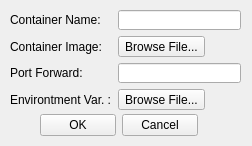
adaptivenetworklab/NetFlux5G, file netflux5g-editor/src/gui/ui/DockerHost_properties.ui: the form before one commit.
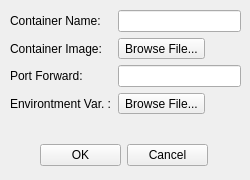
The form after the commit.

Commit message: add properties menu

The edit to the form file:
```diff
--- a/netflux5g-editor/src/gui/ui/DockerHost_properties.ui
+++ b/netflux5g-editor/src/gui/ui/DockerHost_properties.ui
@@ -1,24 +1,25 @@
 <?xml version="1.0" encoding="UTF-8"?>
 <ui version="4.0">
- <class>Form</class>
- <widget class="QWidget" name="Form">
+ <class>MainWindow</class>
+ <widget class="QMainWindow" name="MainWindow">
   <property name="geometry">
    <rect>
     <x>0</x>
     <y>0</y>
-    <width>252</width>
-    <height>146</height>
+    <width>250</width>
+    <height>180</height>
    </rect>
   </property>
   <property name="windowTitle">
    <string>Form</string>
   </property>
+  <widget class="QWidget" name="centralwidget">
   <widget class="QWidget" name="gridLayoutWidget">
    <property name="geometry">
     <rect>
      <x>40</x>
-     <y>110</y>
-     <width>158</width>
+      <y>140</y>
+      <width>168</width>
      <height>31</height>
     </rect>
    </property>
@@ -45,7 +46,7 @@
      <x>10</x>
      <y>10</y>
      <width>231</width>
-     <height>100</height>
+      <height>118</height>
     </rect>
    </property>
    <layout class="QFormLayout" name="formLayout">
@@ -101,6 +102,7 @@
      </widget>
     </item>
    </layout>
+   </widget>
   </widget>
  </widget>
  <resources/>
```
Left out of the diff: 2 changed lines with no effect on the pictures. Lines whose indentation alone changed are shown as unchanged. The commit also changes 24 other files.
